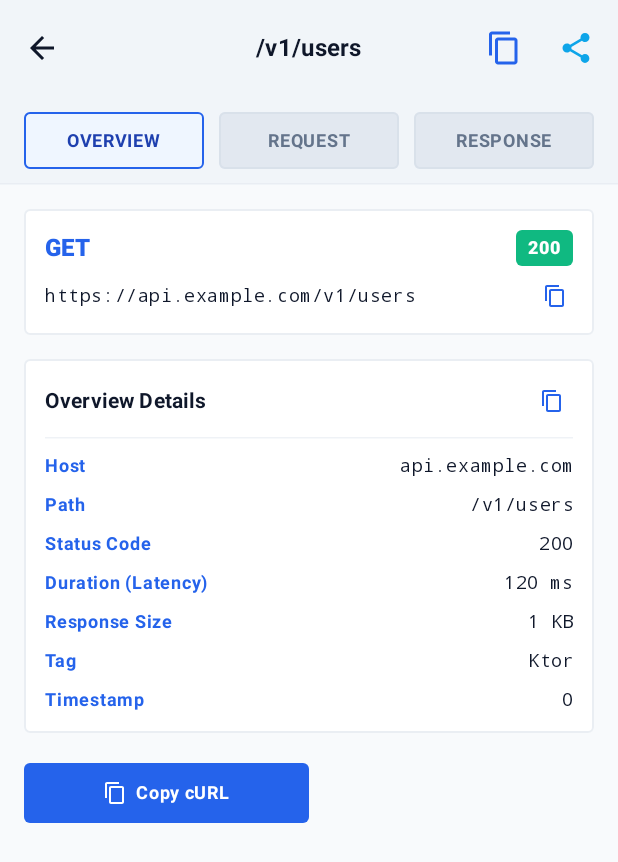
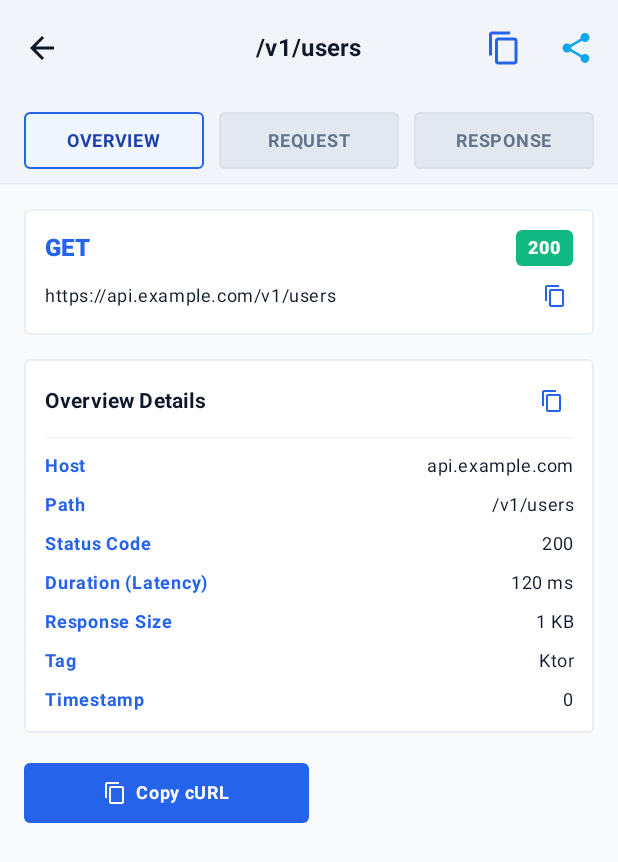
Before and after one commit to ugurbuga/Inspecto, an Android app built with Jetpack Compose: the @Preview function InspectoDetailLightPreview, on a phone screen of 412 x 824 dp. Shown: the top 862 px of the screen. Run offline under Robolectric (Android 15) with nearby library versions, the phone set to English and light mode, and no system bars.

Commit message:
Remove FontFamily.Monospace overrides across detail rows, URLs, and JSON syntax highlighter to ensure consistent Outfit font rendering everywhere

```diff
--- a/inspecto/src/commonMain/kotlin/com/ugurbuga/inspecto/ui/detail/DetailRow.kt
+++ b/inspecto/src/commonMain/kotlin/com/ugurbuga/inspecto/ui/detail/DetailRow.kt
@@ -9,7 +9,6 @@ import androidx.compose.ui.Alignment
 import androidx.compose.ui.Modifier
 import androidx.compose.ui.platform.LocalClipboardManager
 import androidx.compose.ui.text.AnnotatedString
-import androidx.compose.ui.text.font.FontFamily
 import androidx.compose.ui.text.font.FontWeight
 import androidx.compose.ui.text.style.TextAlign
 import com.ugurbuga.inspecto.ui.components.noRippleClickable
@@ -44,7 +43,6 @@ internal fun DetailRow(
                 text = value,
                 style = MaterialTheme.typography.bodySmall,
                 color = MaterialTheme.colorScheme.onSurface,
-                fontFamily = FontFamily.Monospace,
                 modifier = Modifier
                     .weight(0.65f)
                     .noRippleClickable {
--- a/inspecto/src/commonMain/kotlin/com/ugurbuga/inspecto/ui/detail/OverviewTabContent.kt
+++ b/inspecto/src/commonMain/kotlin/com/ugurbuga/inspecto/ui/detail/OverviewTabContent.kt
@@ -13,7 +13,6 @@ import androidx.compose.runtime.Composable
 import androidx.compose.ui.Alignment
 import androidx.compose.ui.Modifier
 import androidx.compose.ui.graphics.Color
-import androidx.compose.ui.text.font.FontFamily
 import androidx.compose.ui.text.font.FontWeight
 import androidx.compose.ui.unit.dp
 import com.ugurbuga.inspecto.InspectoLogEntry
@@ -85,7 +84,6 @@ internal fun OverviewTabContent(
                             text = entry.url,
                             style = MaterialTheme.typography.bodySmall,
                             color = MaterialTheme.colorScheme.onSurface,
-                            fontFamily = FontFamily.Monospace,
                             modifier = Modifier.weight(1f)
                         )
                         IconButton(
@@ -93,7 +91,7 @@ internal fun OverviewTabContent(
                             modifier = Modifier.size(24.dp)
                         ) {
                             Icon(
-                                imageVector = Icons.Filled.ContentCopy,
+                                imageVector =Icons.Filled.ContentCopy,
                                 contentDescription = "Copy Request URL",
                                 tint = MaterialTheme.colorScheme.primary,
                                 modifier = Modifier.size(16.dp)
@@ -155,7 +153,7 @@ internal fun OverviewTabContent(
                 }
             }
 
-            // cURL Button placed below Overview Details section as a Half-Width button (Request 5)
+            // cURL Button placed below Overview Details section as a Half-Width button
             Button(
                 onClick = onCopyCurl,
                 shape = RoundedCornerShape(4.dp),
```
Also changed, not shown: inspecto/src/commonMain/kotlin/com/ugurbuga/inspecto/InspectoJsonSyntaxHighlighter.kt (+7 -8 lines).
